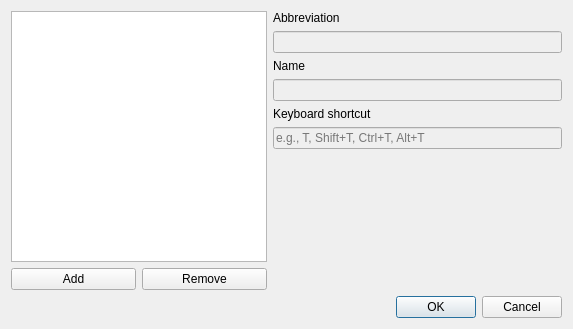
First picture: the form in closedvocabularydialog.ui, repository adamb924/Gloss, before the edit.
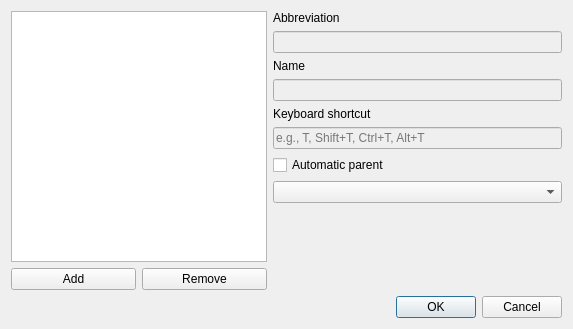
Second picture: the form after the edit.

Commit message: GUI and data for automatic parenting

```diff
--- a/closedvocabularydialog.ui
+++ b/closedvocabularydialog.ui
@@ -109,6 +109,16 @@
          </property>
         </widget>
        </item>
+       <item>
+        <widget class="QCheckBox" name="parentCheckBox">
+         <property name="text">
+          <string>Automatic parent</string>
+         </property>
+        </widget>
+       </item>
+       <item>
+        <widget class="QComboBox" name="parentComboBox"/>
+       </item>
        <item>
         <spacer name="verticalSpacer">
          <property name="orientation">
```
The commit also changes 4 other files.
